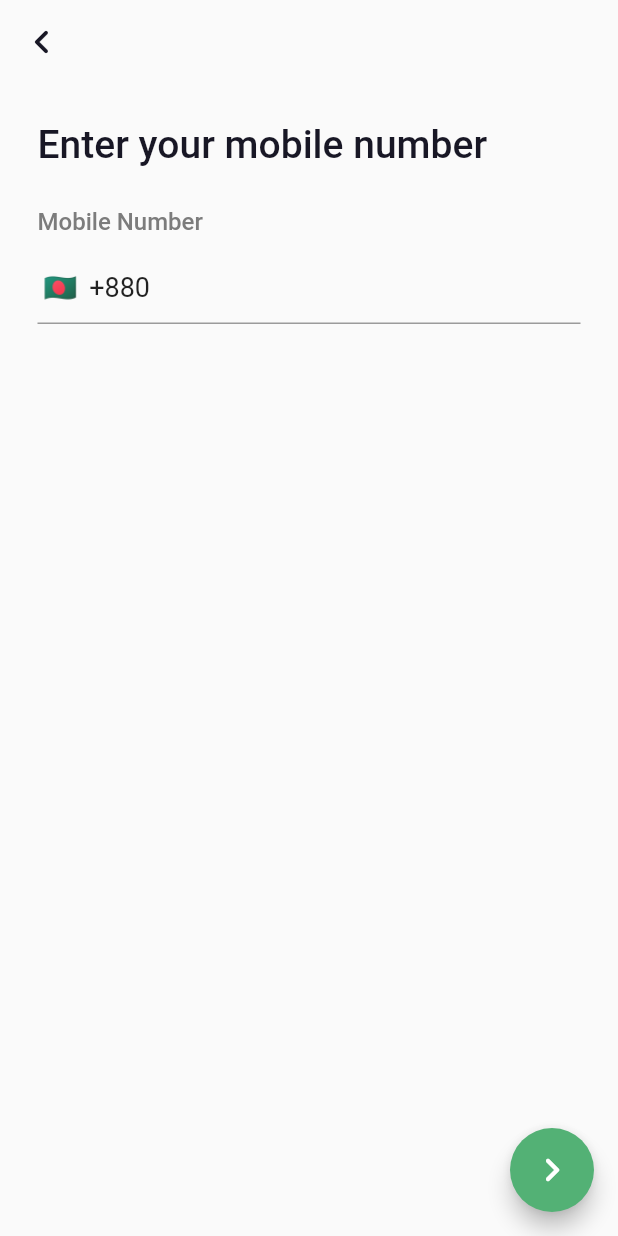
After one commit to its-me-mahmud/nectar_clone, a Flutter app: the PhoneAuthScreen screen opened directly, on a phone screen of 412 x 824 dp. The commit adds this screen. Run offline on Flutter 3.47's test engine with Material 2 defaults, Android fonts, the phone set to English and light mode, and no system bars; drawn by our look-alikes of intl_phone_field.

Commit message:
added PhoneAuthScreen

```diff
--- /dev/null
+++ b/lib/src/auth/phone_auth_screen.dart
@@ -0,0 +1,74 @@
+import 'package:flutter/material.dart';
+import 'package:intl_phone_field/intl_phone_field.dart';
+import 'package:nectar_clone/src/auth/sign_in_screen.dart';
+import 'package:nectar_clone/src/utils/utils.dart';
+
+class PhoneAuthScreen extends StatelessWidget {
+  const PhoneAuthScreen({super.key});
+
+  @override
+  Widget build(BuildContext context) {
+    return Scaffold(
+      appBar: AppBar(
+        elevation: 0,
+        backgroundColor: Theme.of(context).scaffoldBackgroundColor,
+        leading: IconButton(
+          onPressed: () {
+            Navigator.of(context).pushAndRemoveUntil(
+              MaterialPageRoute(
+                builder: (context) => const SignInScreen(),
+              ),
+              (route) => false,
+            );
+          },
+          icon: const Icon(
+            Icons.chevron_left_rounded,
+            size: 32,
+            color: Color(AppColor.primaryTextColor),
+          ),
+        ),
+      ),
+      body: const Padding(
+        padding: EdgeInsets.all(25),
+        child: Column(
+          crossAxisAlignment: CrossAxisAlignment.start,
+          children: [
+            Text(
+              'Enter your mobile number',
+              style: TextStyle(
+                fontSize: 26,
+                fontWeight: FontWeight.w500,
+                color: Color(AppColor.primaryTextColor),
+              ),
+            ),
+            SizedBox(height: 27),
+            Text(
+              'Mobile Number',
+              style: TextStyle(
+                fontSize: 16,
+                fontWeight: FontWeight.w500,
+                color: Color(AppColor.secondaryTextColor),
+              ),
+            ),
+            SizedBox(height: 10),
+            IntlPhoneField(
+              initialCountryCode: 'BD',
+              showDropdownIcon: false,
+              dropdownTextStyle: TextStyle(fontSize: 18),
+              decoration: InputDecoration(
+                counterText: '',
+                contentPadding: EdgeInsets.symmetric(vertical: 14),
+              ),
+              style: TextStyle(fontSize: 18),
+            ),
+          ],
+        ),
+      ),
+      floatingActionButton: FloatingActionButton(
+        onPressed: () {},
+        backgroundColor: const Color(AppColor.primaryButtonColor),
+        child: const Icon(Icons.chevron_right_rounded, size: 32),
+      ),
+    );
+  }
+}
--- a/lib/src/onboarding/onboarding_screen.dart
+++ b/lib/src/onboarding/onboarding_screen.dart
@@ -7,8 +7,7 @@ class OnboardingScreen extends StatelessWidget {
 
   @override
   Widget build(BuildContext context) {
-    return SafeArea(
-      child: Scaffold(
+    return Scaffold(
       body: Stack(
         fit: StackFit.expand,
         alignment: Alignment.bottomCenter,
@@ -53,6 +52,7 @@ class OnboardingScreen extends StatelessWidget {
                       );
                     },
                     title: 'Get Started',
+                    width: 353,
                   ),
                 ],
               ),
@@ -60,7 +60,6 @@ class OnboardingScreen extends StatelessWidget {
           ),
         ],
       ),
-      ),
     );
   }
 }
```
Also changed, not shown: lib/src/auth/sign_in_screen.dart (+10 -4 lines), assets/icon/back.png (added). Lines whose indentation alone changed are shown as unchanged.
